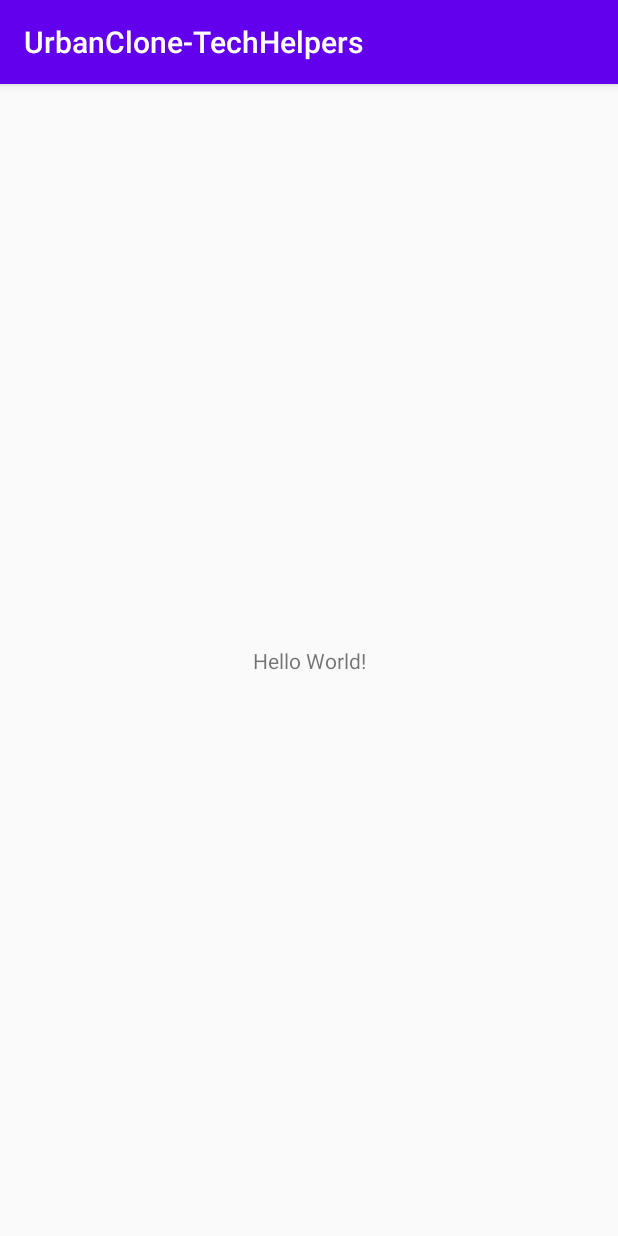
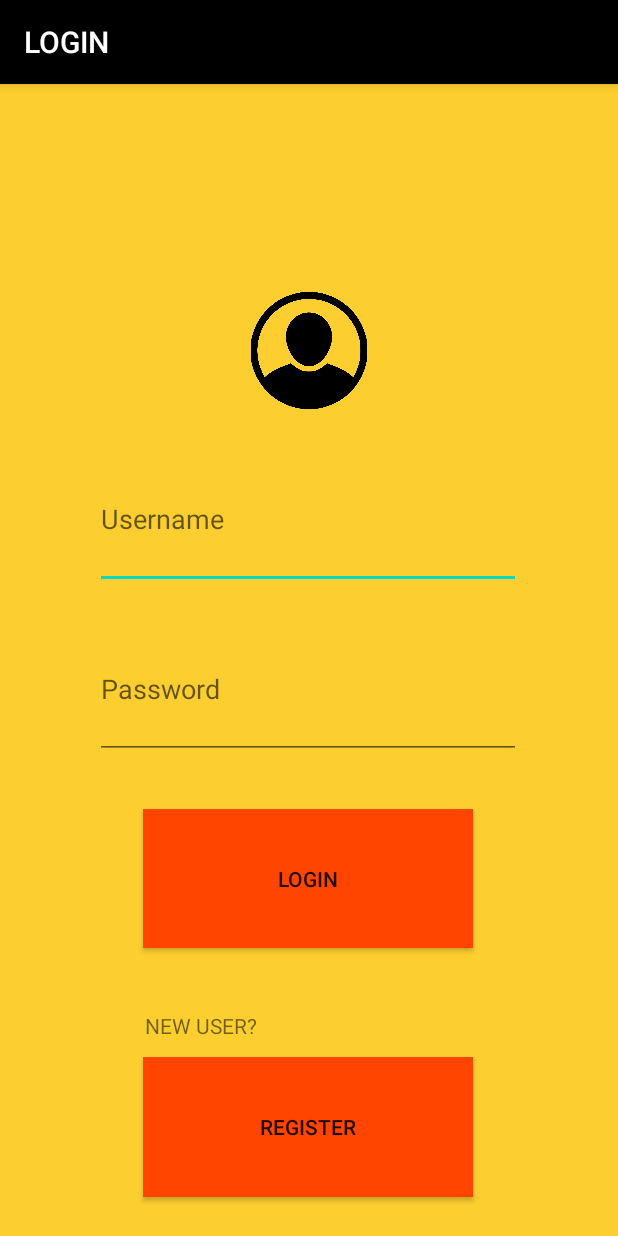
Before and after one commit to gargi3099/JustBook-TechHelpers, an Android app: the screen it shows after launch (MainActivity before the commit, Login after it), on a phone screen of 412 x 824 dp. Run offline under Robolectric (Android 15) with nearby library versions, the phone set to English and light mode, and no system bars.

Commit message:
Login page

```diff
--- a/app/src/main/AndroidManifest.xml
+++ b/app/src/main/AndroidManifest.xml
@@ -1,6 +1,6 @@
 <?xml version="1.0" encoding="utf-8"?>
 <manifest xmlns:android="http://schemas.android.com/apk/res/android"
-    package="com.example.urbanclone_techhelpers">
+    package="com.example.application2">
 
     <application
         android:allowBackup="true"
@@ -9,6 +9,9 @@
         android:roundIcon="@mipmap/ic_launcher_round"
         android:supportsRtl="true"
         android:theme="@style/AppTheme">
+        <activity android:name=".Home"></activity>
+        <activity android:name=".Register" />
+        <activity android:name=".Login" />
         <activity android:name=".MainActivity">
             <intent-filter>
                 <action android:name="android.intent.action.MAIN" />
--- /dev/null
+++ b/app/src/main/java/com/example/urbanclone_techhelpers/Login.java
@@ -0,0 +1,51 @@
+package com.example.application2;
+
+import androidx.appcompat.app.AppCompatActivity;
+
+import android.content.Intent;
+import android.graphics.Color;
+import android.graphics.drawable.ColorDrawable;
+import android.os.Bundle;
+import android.view.View;
+import android.widget.Button;
+import android.widget.EditText;
+
+public class Login extends AppCompatActivity {
+    Button button1,button2;
+    EditText username,password;
+    private int counter=5;
+
+
+    @Override
+    protected void onCreate(Bundle savedInstanceState) {
+        super.onCreate(savedInstanceState);
+        setContentView(R.layout.activity_login);
+        getSupportActionBar().setTitle("LOGIN");
+        getSupportActionBar().setBackgroundDrawable(new ColorDrawable(Color.parseColor("#000000")));
+        button1 = (Button)findViewById(R.id.btnregister);
+        button1.setOnClickListener(new View.OnClickListener() {
+            @Override
+            public void onClick(View view) {
+                Intent intent=new Intent(Login.this,Register.class);
+                startActivity(intent);
+            }
+        });
+        button2 =(Button)findViewById(R.id.btnlogin);
+        username=(EditText)findViewById(R.id.etusername);
+        password=(EditText)findViewById(R.id.etPassword);
+        button2.setOnClickListener(new View.OnClickListener() {
+            @Override
+            public void onClick(View view) {
+                  if(username.getText().toString().equals("admin") && password.getText().toString().equals("123")) {
+                      Intent intent = new Intent(Login.this, Home.class);
+                      startActivity(intent);
+                  }
+                  else{
+                      password.setError("incorrect username or password");
+                  }
+            }
+        });
+
+
+    }
+}
--- a/app/src/main/java/com/example/urbanclone_techhelpers/MainActivity.java
+++ b/app/src/main/java/com/example/urbanclone_techhelpers/MainActivity.java
@@ -1,14 +1,32 @@
-package com.example.urbanclone_techhelpers;
+package com.example.application2;
 
 import androidx.appcompat.app.AppCompatActivity;
 
+import android.content.Intent;
 import android.os.Bundle;
+import android.os.Handler;
+import android.view.Window;
+import android.view.WindowManager;
 
 public class MainActivity extends AppCompatActivity {
-
+    private static int SPLASH_SCREEN=5000;
     @Override
     protected void onCreate(Bundle savedInstanceState) {
         super.onCreate(savedInstanceState);
+        requestWindowFeature(Window.FEATURE_NO_TITLE); //will hide the title
+        getSupportActionBar().hide(); // hide the title bar
+        this.getWindow().setFlags(WindowManager.LayoutParams.FLAG_FULLSCREEN,
+                WindowManager.LayoutParams.FLAG_FULLSCREEN); //enable full screen
         setContentView(R.layout.activity_main);
+
+        new Handler().postDelayed(new Runnable() {
+            @Override
+            public void run() {
+                Intent intent=new Intent(MainActivity.this,Login.class);
+                startActivity(intent);
+                finish();
+            }
+        },SPLASH_SCREEN);
     }
+
 }
--- /dev/null
+++ b/app/src/main/res/layout/activity_login.xml
@@ -0,0 +1,91 @@
+<?xml version="1.0" encoding="utf-8"?>
+<androidx.constraintlayout.widget.ConstraintLayout xmlns:android="http://schemas.android.com/apk/res/android"
+    xmlns:app="http://schemas.android.com/apk/res-auto"
+    xmlns:tools="http://schemas.android.com/tools"
+    android:layout_width="match_parent"
+    android:layout_height="match_parent"
+    android:background="#fcce2f"
+    android:orientation="vertical"
+    tools:context=".Login">
+
+    <EditText
+        android:id="@+id/etusername"
+        android:layout_width="284dp"
+        android:layout_height="0dp"
+        android:layout_marginBottom="20dp"
+        android:ems="10"
+        android:hint="Username"
+        android:inputType="textPersonName"
+        app:layout_constraintBottom_toTopOf="@+id/etPassword"
+        app:layout_constraintEnd_toEndOf="parent"
+        app:layout_constraintHorizontal_bias="0.496"
+        app:layout_constraintStart_toStartOf="parent"
+        app:layout_constraintTop_toBottomOf="@+id/imgloginicon" />
+
+    <EditText
+        android:id="@+id/etPassword"
+        android:layout_width="284dp"
+        android:layout_height="0dp"
+        android:layout_marginBottom="33dp"
+        android:ems="10"
+        android:hint="Password"
+        android:inputType="textPassword"
+        app:layout_constraintBottom_toTopOf="@+id/btnlogin"
+        app:layout_constraintEnd_toEndOf="parent"
+        app:layout_constraintHorizontal_bias="0.496"
+        app:layout_constraintStart_toStartOf="parent"
+        app:layout_constraintTop_toBottomOf="@+id/etusername" />
+
+    <Button
+        android:id="@+id/btnlogin"
+        android:layout_width="220dp"
+        android:layout_height="0dp"
+        android:layout_marginBottom="42dp"
+        android:background="#FF4500"
+        android:text="LOGIN"
+        app:layout_constraintBottom_toTopOf="@+id/etregister"
+        app:layout_constraintEnd_toEndOf="parent"
+        app:layout_constraintHorizontal_bias="0.497"
+        app:layout_constraintStart_toStartOf="parent"
+        app:layout_constraintTop_toBottomOf="@+id/etPassword" />
+
+    <Button
+        android:id="@+id/btnregister"
+        android:layout_width="220dp"
+        android:layout_height="0dp"
+        android:layout_marginBottom="26dp"
+        android:background="#FF4500"
+        android:text="REGISTER"
+        app:layout_constraintBottom_toBottomOf="parent"
+        app:layout_constraintEnd_toEndOf="parent"
+        app:layout_constraintHorizontal_bias="0.497"
+        app:layout_constraintStart_toStartOf="parent"
+        app:layout_constraintTop_toBottomOf="@+id/etregister" />
+
+    <ImageView
+        android:id="@+id/imgloginicon"
+        android:layout_width="201dp"
+        android:layout_height="0dp"
+        android:layout_marginTop="123dp"
+        android:layout_marginBottom="27dp"
+        android:paddingTop="15dp"
+        app:layout_constraintBottom_toTopOf="@+id/etusername"
+        app:layout_constraintEnd_toEndOf="parent"
+        app:layout_constraintStart_toStartOf="parent"
+        app:layout_constraintTop_toTopOf="parent"
+        app:srcCompat="@drawable/loginicon" />
+
+    <TextView
+        android:id="@+id/etregister"
+        android:layout_width="wrap_content"
+        android:layout_height="wrap_content"
+        android:layout_marginBottom="11dp"
+        android:ems="10"
+        android:inputType="textPersonName"
+        android:text="NEW USER?"
+        app:layout_constraintBottom_toTopOf="@+id/btnregister"
+        app:layout_constraintEnd_toEndOf="parent"
+        app:layout_constraintHorizontal_bias="0.384"
+        app:layout_constraintStart_toStartOf="parent"
+        app:layout_constraintTop_toBottomOf="@+id/btnlogin" />
+</androidx.constraintlayout.widget.ConstraintLayout>
```
Also changed, not shown: app/src/main/java/com/example/urbanclone_techhelpers/Home.java (added, +18 -0 lines), app/src/main/java/com/example/urbanclone_techhelpers/Register.java (added, +112 -0 lines), app/src/main/res/layout/activity_home.xml (added, +10 -0 lines), app/src/main/res/layout/activity_main.xml (+28 -6 lines), app/src/main/res/layout/activity_register.xml (added, +130 -0 lines), app/src/main/res/drawable-v24/loginicon.png (added), app/src/main/res/drawable-v24/logoicon.jpg (added), app/src/main/res/drawable/loginicon.png (added), app/src/main/res/drawable/logoicon.jpg (added).
